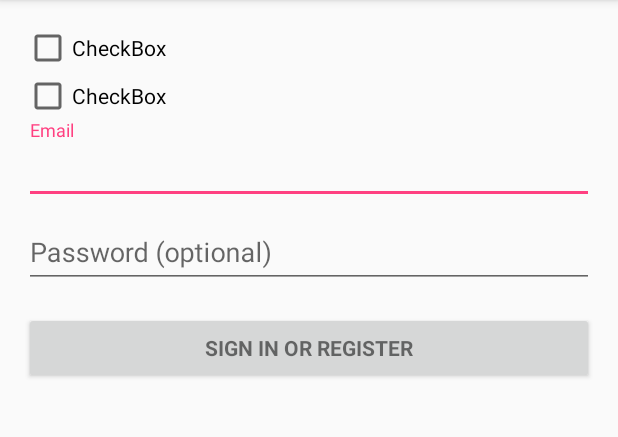
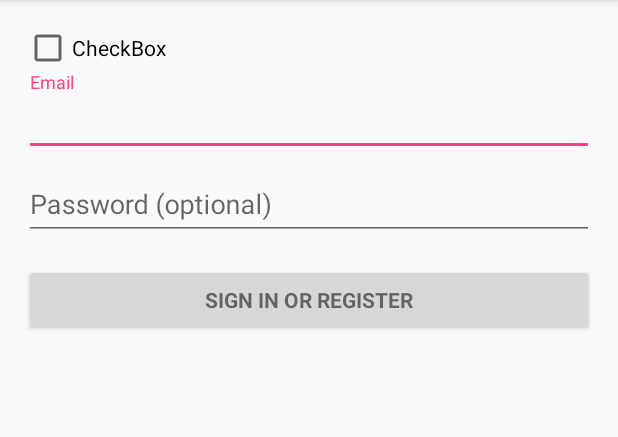
Before and after one commit to yufeidu/EatWithMe, an Android app: the screen it shows after launch (LoginActivity), on a phone screen of 412 x 824 dp, the part 84-521 px from its top. Run offline under Robolectric (Android 15) with nearby library versions, the phone set to English and light mode, and no system bars; 2 statements that could not run were skipped.

Commit message:
CheckBox

```diff
--- a/app/src/main/res/layout/activity_login.xml
+++ b/app/src/main/res/layout/activity_login.xml
@@ -17,11 +17,6 @@
         android:layout_height="wrap_content"
         android:id="@+id/checkBox" />
 
-    <CheckBox
-        android:text="CheckBox"
-        android:layout_width="match_parent"
-        android:layout_height="wrap_content"
-        android:id="@+id/checkBox2" />
 
     <ProgressBar
         android:id="@+id/login_progress"
```
